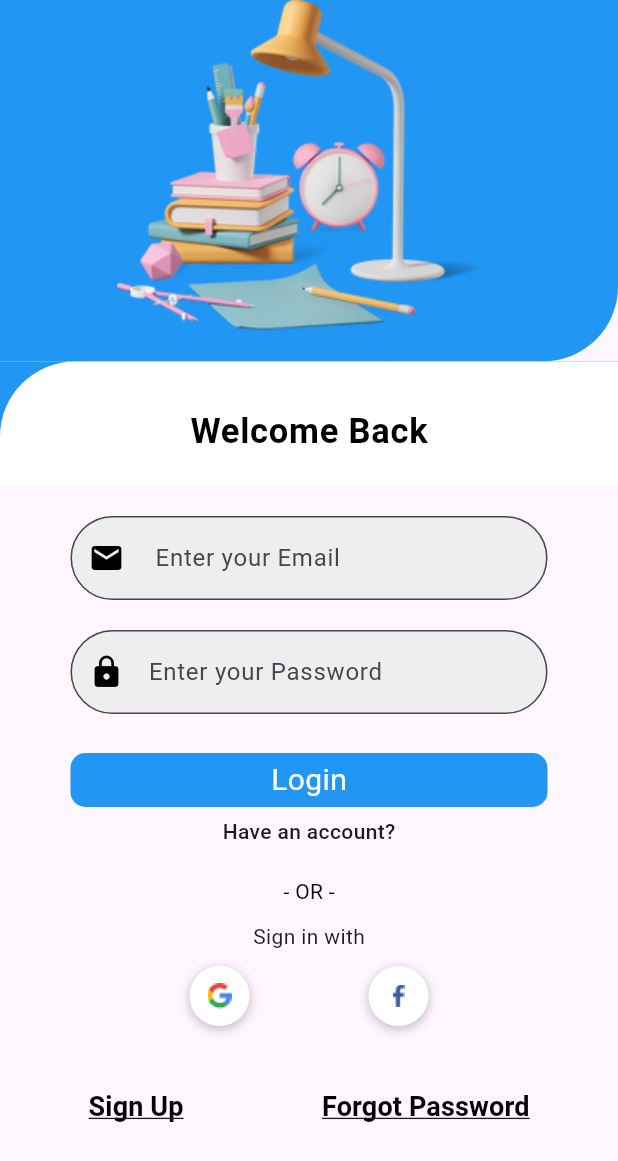
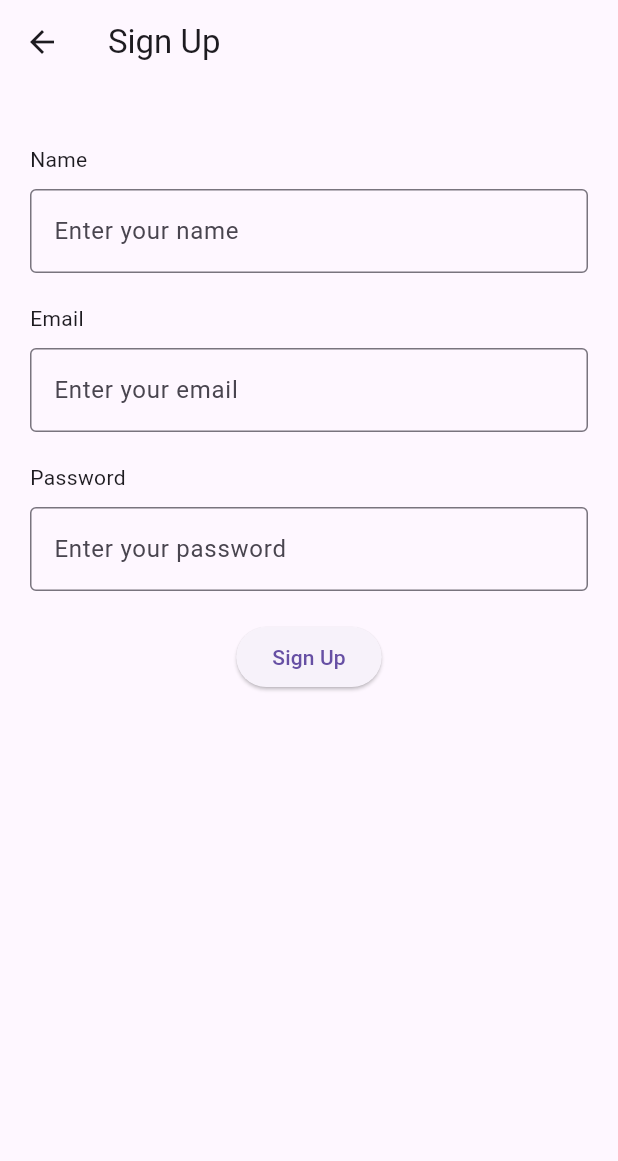
Before and after one commit to Minor-Project-Study-Mate/StudyMate-App, a Flutter app: the AuthView screen opened by its route, after a tap on "Sign Up", on a phone screen of 412 x 824 dp. Shown: the top 1161 px of the screen. Run offline on Flutter 3.47's test engine with Material 2 defaults, Android fonts, the light colour scheme and no system bars; our stand-ins replace cached_network_image, firebase_core, font_awesome_flutter, get, get_storage, google_sign_in; accounts and stored records are empty.

Commit message:
Signup page basic

```diff
--- /dev/null
+++ b/lib/app/modules/auth/views/SignupPage.dart
@@ -0,0 +1,84 @@
+// ignore: file_names
+import 'package:flutter/material.dart';
+
+class SignUpPage extends StatefulWidget {
+  const SignUpPage({Key? key}) : super(key: key);
+
+  @override
+  SignUpPageState createState() => SignUpPageState();
+}
+
+class SignUpPageState extends State<SignUpPage> {
+  String name = '';
+  String email = '';
+  String password = '';
+
+  @override
+  Widget build(BuildContext context) {
+    return Scaffold(
+      appBar: AppBar(
+        title: const Text('Sign Up'),
+      ),
+      body: Container(
+        padding: const EdgeInsets.all(20.0),
+        child: Column(
+          crossAxisAlignment: CrossAxisAlignment.start,
+          children: [
+            const SizedBox(height: 20.0),
+            const Text('Name'),
+            const SizedBox(height: 10.0),
+            TextField(
+              onChanged: (value) {
+                setState(() {
+                  name = value;
+                });
+              },
+              decoration: const InputDecoration(
+                hintText: 'Enter your name',
+                border: OutlineInputBorder(),
+              ),
+            ),
+            const SizedBox(height: 20.0),
+            const Text('Email'),
+            const SizedBox(height: 10.0),
+            TextField(
+              onChanged: (value) {
+                setState(() {
+                  email = value;
+                });
+              },
+              decoration: const InputDecoration(
+                hintText: 'Enter your email',
+                border: OutlineInputBorder(),
+              ),
+            ),
+            const SizedBox(height: 20.0),
+            const Text('Password'),
+            const SizedBox(height: 10.0),
+            TextField(
+              onChanged: (value) {
+                setState(() {
+                  password = value;
+                });
+              },
+              obscureText: true,
+              decoration: const InputDecoration(
+                hintText: 'Enter your password',
+                border: OutlineInputBorder(),
+              ),
+            ),
+            const SizedBox(height: 20.0),
+            Center(
+              child: ElevatedButton(
+                onPressed: () {
+                  // perform signup action here
+                },
+                child: const Text('Sign Up'),
+              ),
+            ),
+          ],
+        ),
+      ),
+    );
+  }
+}
--- a/lib/app/modules/auth/views/auth_view.dart
+++ b/lib/app/modules/auth/views/auth_view.dart
@@ -2,6 +2,7 @@ import 'package:flutter/material.dart';
 
 import 'package:get/get.dart';
 import 'package:study_mate/app/global/widgets/card_box.dart';
+import 'package:study_mate/app/modules/auth/views/SignupPage.dart';
 
 import '../controllers/auth_controller.dart';
 
@@ -34,9 +35,9 @@ class AuthView extends GetView<AuthController> {
             child: Column(
               mainAxisSize: MainAxisSize.min,
               children: [
-                const Row(
+                Row(
                   mainAxisAlignment: MainAxisAlignment.center,
-                  children: [
+                  children: const [
                     Padding(
                       padding: EdgeInsets.only(top: 30),
                       child: Text(
@@ -105,9 +106,9 @@ class AuthView extends GetView<AuthController> {
                                         color: Colors.white, fontSize: 20),
                                   )),
                             ),
-                            const Column(
+                            Column(
                               mainAxisAlignment: MainAxisAlignment.center,
-                              children: [
+                              children: const [
                                 Text(
                                   'Have an account?',
                                   style: TextStyle(
@@ -186,7 +187,7 @@ class AuthView extends GetView<AuthController> {
                               children: [
                                 TextButton(
                                   onPressed: () {
-                                    Navigator.pushNamed(context, 'register');
+                                    Get.to(SignUpPage());
                                   },
                                   style: const ButtonStyle(),
                                   child: const Text(
--- a/lib/app/modules/profile/views/profile_view.dart
+++ b/lib/app/modules/profile/views/profile_view.dart
@@ -43,11 +43,11 @@ class ProfilePage extends GetView<ProfileController> {
               borderRadius: BorderRadius.circular(20),
             ),
           ),
-          child: const Padding(
-            padding: EdgeInsets.all(8.0),
+          child: Padding(
+            padding: const EdgeInsets.all(8.0),
             child: Row(
               mainAxisAlignment: MainAxisAlignment.center,
-              children: [
+              children: const [
                 Icon(
                   Icons.logout,
                   color: Colors.white,
--- a/pubspec.yaml
+++ b/pubspec.yaml
@@ -13,7 +13,7 @@ dependencies:
   font_awesome_flutter: ^10.4.0
   firebase_core: ^2.10.0
   google_sign_in: ^6.1.0
-  dwds: ^19.0.0
+  # dwds: ^19.0.0
   get_storage: ^2.1.1
   cached_network_image: ^3.2.3
 
```
Also changed, not shown: pubspec.lock.
